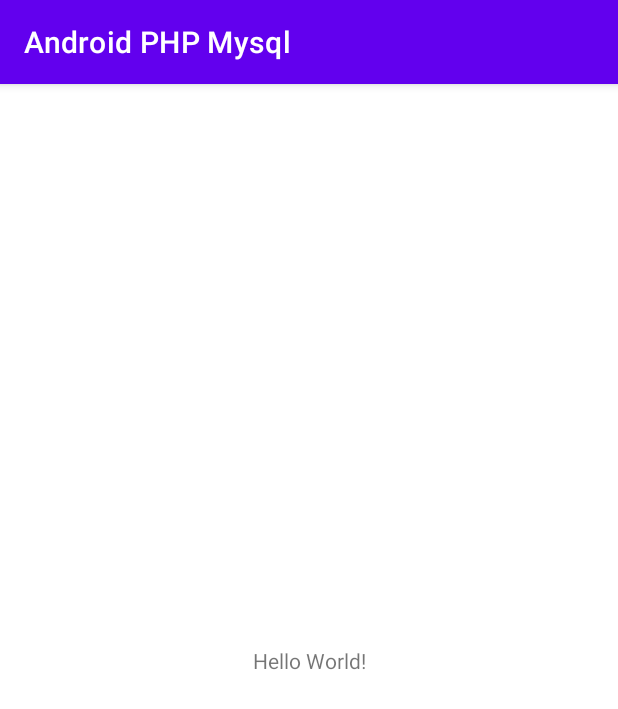
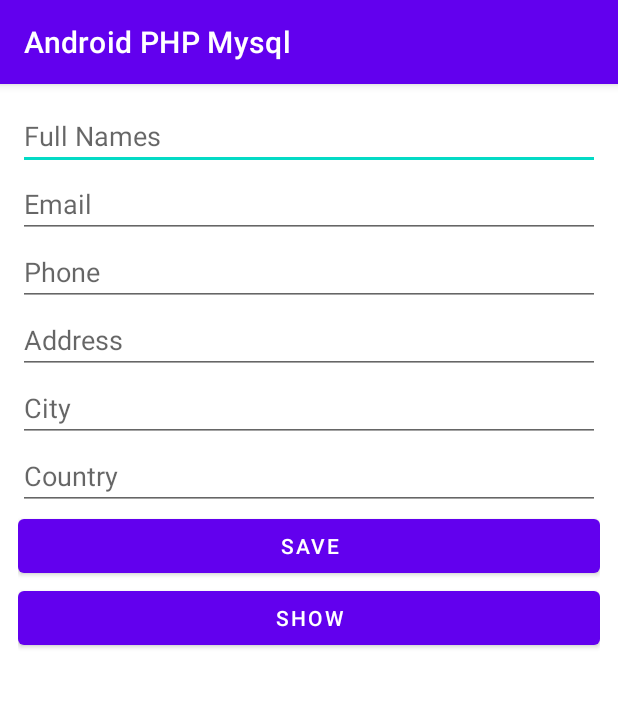
Before and after one commit to walteranyika/android-volley-php, an Android app: the screen it shows after launch (MainActivity), on a phone screen of 412 x 824 dp. Shown: the top 709 px of the screen. Run offline under Robolectric (Android 15) with nearby library versions, the phone set to English and light mode, and no system bars; our stand-ins replace Volley.

```diff
--- a/app/src/main/AndroidManifest.xml
+++ b/app/src/main/AndroidManifest.xml
@@ -3,7 +3,7 @@
     xmlns:tools="http://schemas.android.com/tools"
     package="com.walter.androidphpmysql">
 
-    <uses-permission android:name="android.permission.INTERNET"/>
+    <uses-permission android:name="android.permission.INTERNET" />
 
     <application
         android:allowBackup="true"
@@ -16,6 +16,9 @@
         android:theme="@style/Theme.AndroidPHPMysql"
         tools:targetApi="31">
         <activity
+            android:name=".UsersActivity"
+            android:exported="false" />
+        <activity
             android:name=".MainActivity"
             android:exported="true">
             <intent-filter>
--- a/app/src/main/res/layout/activity_main.xml
+++ b/app/src/main/res/layout/activity_main.xml
@@ -1,18 +1,70 @@
 <?xml version="1.0" encoding="utf-8"?>
-<androidx.constraintlayout.widget.ConstraintLayout xmlns:android="http://schemas.android.com/apk/res/android"
+<LinearLayout xmlns:android="http://schemas.android.com/apk/res/android"
     xmlns:app="http://schemas.android.com/apk/res-auto"
     xmlns:tools="http://schemas.android.com/tools"
     android:layout_width="match_parent"
     android:layout_height="match_parent"
+    android:orientation="vertical"
+    android:padding="12dp"
     tools:context=".MainActivity">
 
-    <TextView
-        android:layout_width="wrap_content"
+    <EditText
+        android:id="@+id/inputName"
+        android:layout_width="match_parent"
         android:layout_height="wrap_content"
-        android:text="Hello World!"
-        app:layout_constraintBottom_toBottomOf="parent"
-        app:layout_constraintEnd_toEndOf="parent"
-        app:layout_constraintStart_toStartOf="parent"
-        app:layout_constraintTop_toTopOf="parent" />
+        android:ems="10"
+        android:hint="Full Names"
+        android:inputType="textPersonName" />
 
-</androidx.constraintlayout.widget.ConstraintLayout>
+    <EditText
+        android:id="@+id/inputEmail"
+        android:layout_width="match_parent"
+        android:layout_height="wrap_content"
+        android:ems="10"
+        android:hint="Email"
+        android:inputType="textEmailAddress" />
+
+    <EditText
+        android:id="@+id/inputPhone"
+        android:layout_width="match_parent"
+        android:layout_height="wrap_content"
+        android:ems="10"
+        android:hint="Phone"
+        android:inputType="phone" />
+
+    <EditText
+        android:id="@+id/inputAddress"
+        android:layout_width="match_parent"
+        android:layout_height="wrap_content"
+        android:ems="10"
+        android:hint="Address"
+        android:inputType="textPostalAddress" />
+
+    <EditText
+        android:id="@+id/inputCity"
+        android:layout_width="match_parent"
+        android:layout_height="wrap_content"
+        android:ems="10"
+        android:hint="City"
+        android:inputType="textPersonName" />
+
+    <EditText
+        android:id="@+id/inputCountry"
+        android:layout_width="match_parent"
+        android:layout_height="wrap_content"
+        android:ems="10"
+        android:hint="Country"
+        android:inputType="textPersonName" />
+
+    <Button
+        android:id="@+id/buttonSave"
+        android:layout_width="match_parent"
+        android:layout_height="wrap_content"
+        android:text="Save" />
+
+    <Button
+        android:id="@+id/buttonFetch"
+        android:layout_width="match_parent"
+        android:layout_height="wrap_content"
+        android:text="Show" />
+</LinearLayout>
--- a/build.gradle
+++ b/build.gradle
@@ -2,7 +2,7 @@
 plugins {
     id 'com.android.application' version '7.2.1' apply false
     id 'com.android.library' version '7.2.1' apply false
-    id 'org.jetbrains.kotlin.android' version '1.6.10' apply false
+    id 'org.jetbrains.kotlin.android' version '1.7.10' apply false
 }
 
 task clean(type: Delete) {
```
Also changed, not shown: app/src/main/java/com/walter/androidphpmysql/CustomAdapter.kt (added, +33 -0 lines), app/src/main/java/com/walter/androidphpmysql/MainActivity.kt (+73 -1 lines), app/src/main/java/com/walter/androidphpmysql/User.kt (added, +11 -0 lines), app/src/main/java/com/walter/androidphpmysql/UsersActivity.kt (added, +55 -0 lines), app/src/main/res/layout/activity_users.xml (added, +21 -0 lines), app/src/main/res/layout/user_layout.xml (added, +21 -0 lines).
